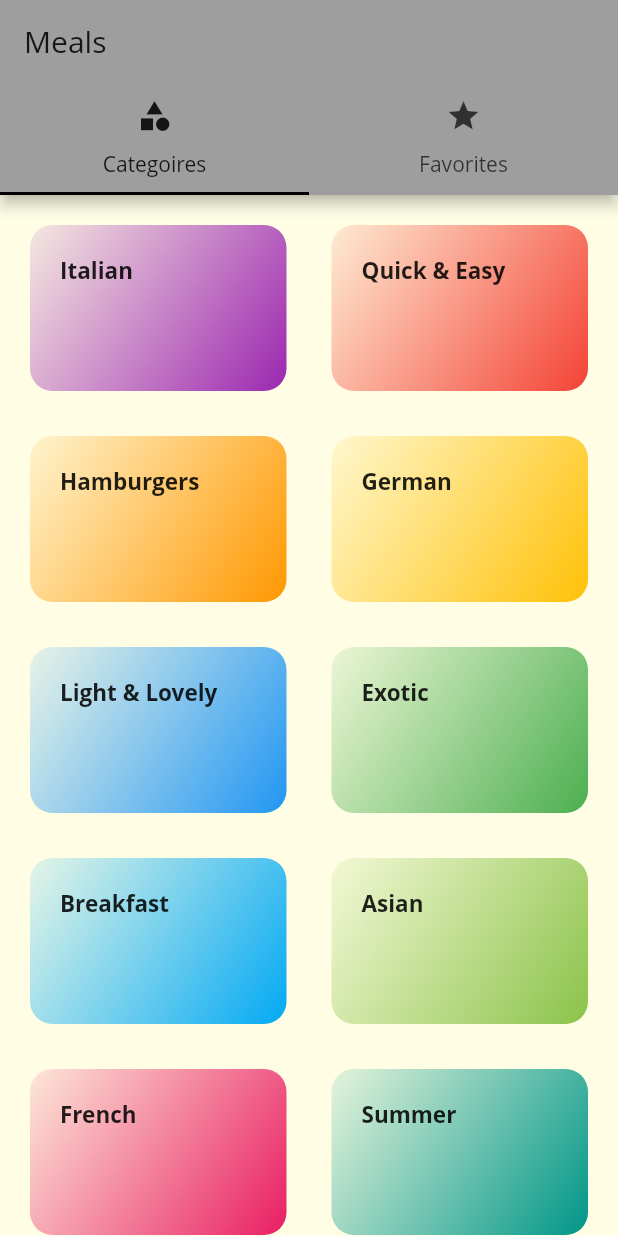
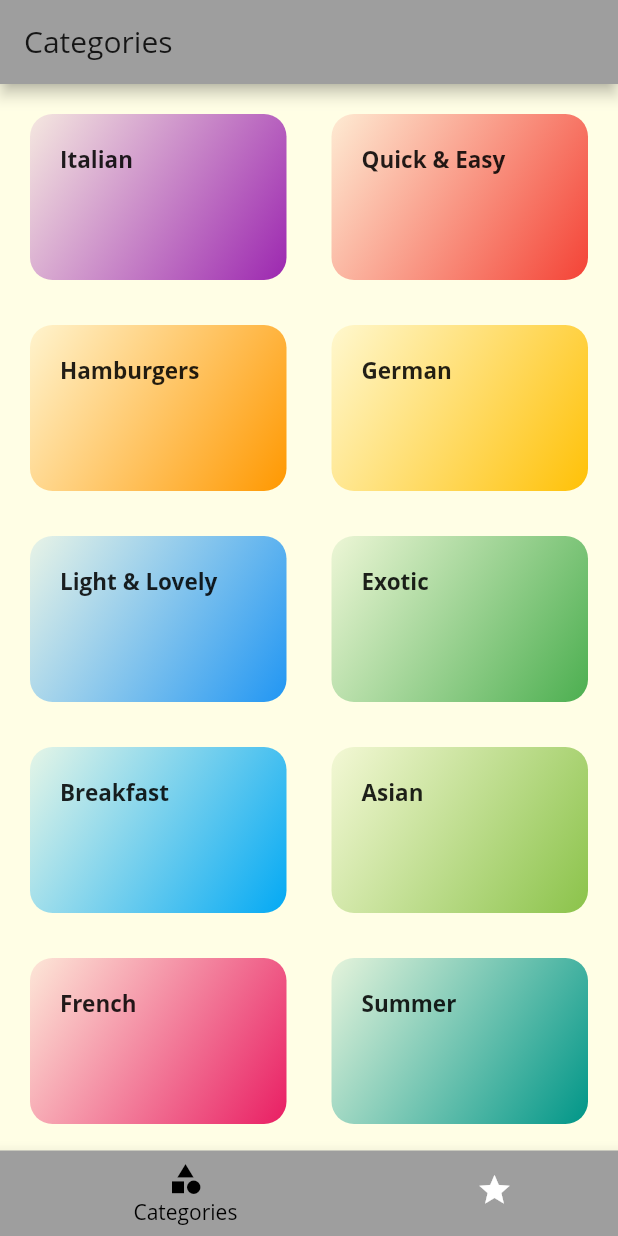
Before and after one commit to ShivamGoyal26/Meal-App-in-the-Flutter, a Flutter app: the screen it shows after launch, on a phone screen of 412 x 824 dp. Run offline on Flutter 3.47's test engine with Material 2 defaults, Android fonts, the phone set to English and light mode, and no system bars.

Commit message:
9th commit

```diff
--- a/lib/screens/tabs_screen.dart
+++ b/lib/screens/tabs_screen.dart
@@ -8,35 +8,49 @@ class TabsScreen extends StatefulWidget {
 }
 
 class _TabsScreenState extends State<TabsScreen> {
+  final List<Map<String, dynamic>> _pages = [
+    {
+      'page': CategoriesScreen(),
+      'title': "Categories",
+    },
+    {
+      'page': FavoritesScreen(),
+      'title': "Favorites",
+    },
+  ];
+  int _selectedPageIndex = 0;
+  void _selectPage(int index) {
+    setState(() {
+      _selectedPageIndex = index;
+    });
+  }
+
   @override
   Widget build(BuildContext context) {
-    return DefaultTabController(
-      length: 2,
-      initialIndex: 0,
-      child: Scaffold(
-        appBar: AppBar(
-          title: Text("Meals"),
-          bottom: TabBar(
-            tabs: <Widget>[
-              Tab(
-                icon: Icon(Icons.category),
-                text: "Categoires",
-              ),
-              Tab(
-                icon: Icon(
-                  Icons.star,
-                ),
-                text: "Favorites",
-              ),
-            ],
+    return Scaffold(
+      appBar: AppBar(
+        title: Text(_pages[_selectedPageIndex]['title']),
+      ),
+      body: _pages[_selectedPageIndex]['page'],
+      bottomNavigationBar: BottomNavigationBar(
+        onTap: _selectPage,
+        backgroundColor: Theme.of(context).primaryColor,
+        unselectedItemColor: Colors.white,
+        selectedItemColor: Colors.black,
+        currentIndex: _selectedPageIndex,
+        type: BottomNavigationBarType.shifting,
+        items: [
+          BottomNavigationBarItem(
+            backgroundColor: Theme.of(context).primaryColor,
+            icon: Icon(Icons.category),
+            title: Text("Categories"),
           ),
-        ),
-        body: TabBarView(
-          children: <Widget>[
-            CategoriesScreen(),
-            FavoritesScreen(),
-          ],
-        ),
+          BottomNavigationBarItem(
+            backgroundColor: Theme.of(context).primaryColor,
+            icon: Icon(Icons.star),
+            title: Text("Favorites"),
+          ),
+        ],
       ),
     );
   }
```
